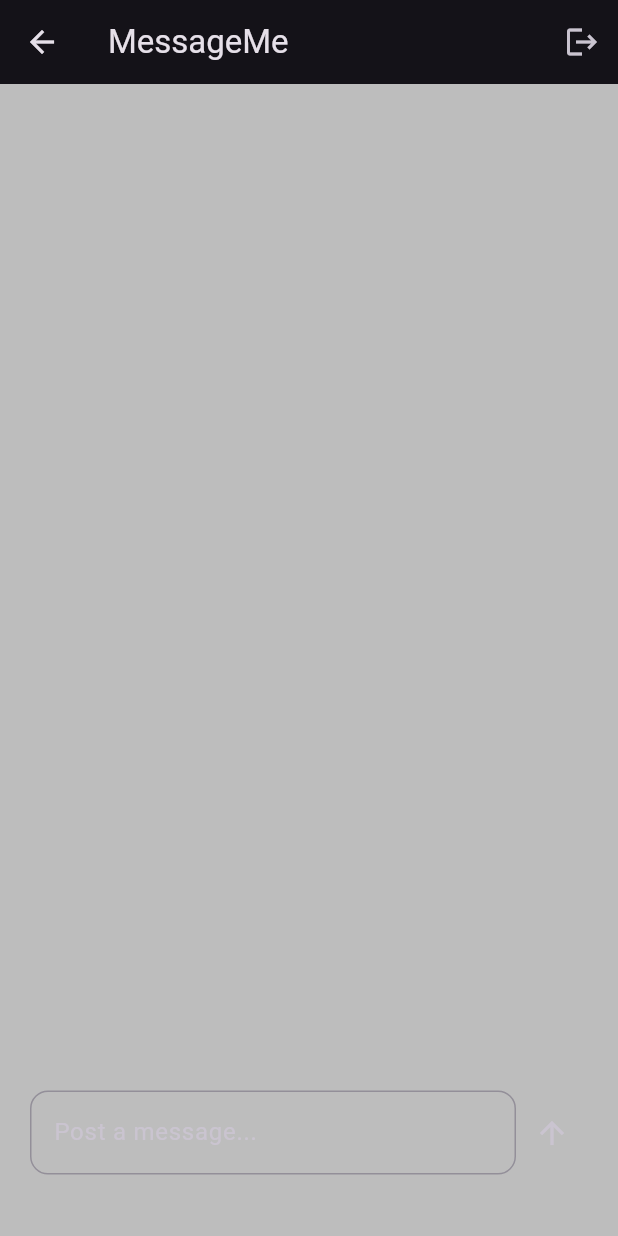
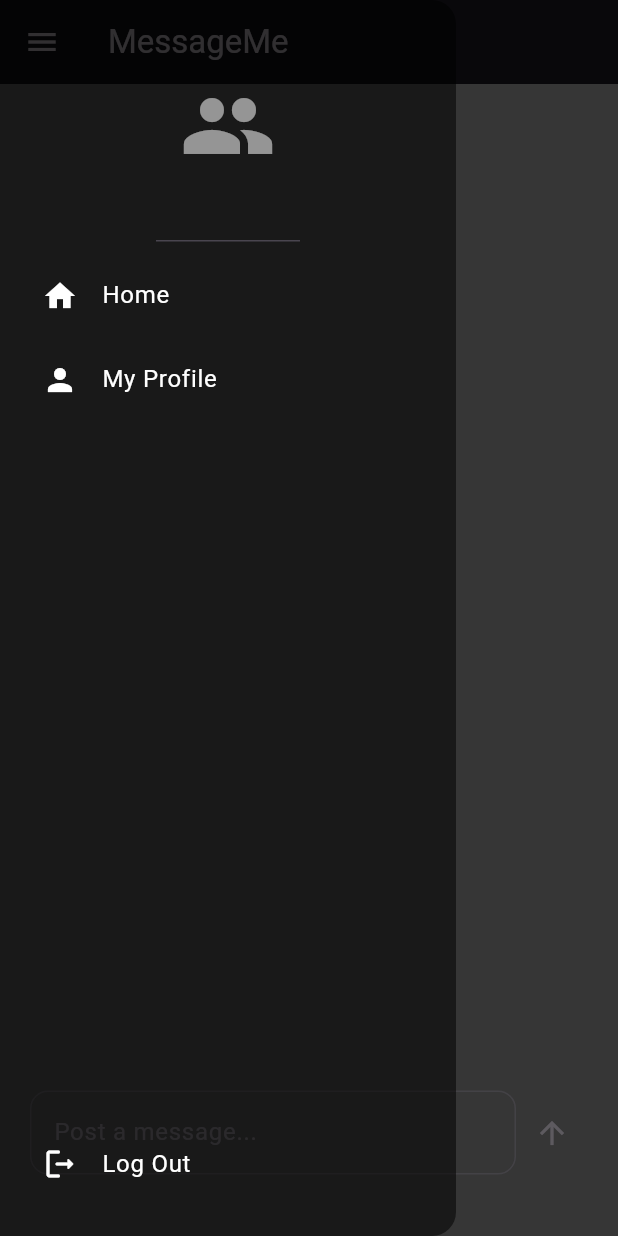
Before and after one commit to dwijvas/finalprojexct, a Flutter app: the HomeScreen screen opened directly, with the side drawer open (before the commit the screen has no drawer), on a phone screen of 412 x 824 dp. Run offline on Flutter 3.47's test engine with Material 3 defaults, Android fonts, the phone set to English and light mode, and no system bars; our stand-ins replace cloud_firestore, firebase_auth, firebase_core; accounts and stored records are empty; network calls fail.

Commit message:
drawer ui created

```diff
--- /dev/null
+++ b/lib/components/drawer.dart
@@ -0,0 +1,48 @@
+import 'package:finalprojexct/components/drawertile.dart';
+import 'package:flutter/material.dart';
+
+class AppDrawer extends StatelessWidget {
+  final void Function()? onTapProfile;
+  final void Function()? onTapLogout;
+  const AppDrawer({super.key, required this.onTapLogout, required this.onTapProfile,});
+
+  @override
+  Widget build(BuildContext context) {
+    return Drawer(
+      backgroundColor: Colors.black54,
+      child: Column(
+        mainAxisAlignment: MainAxisAlignment.spaceBetween,
+        children: [
+          Column( children: [
+            //header
+            DrawerHeader(
+              child: Icon(Icons.group,
+                color: Colors.white54,
+                size: 64,
+              ),
+            ),
+
+            //homepage
+            DrawerTile(
+              icon: Icons.home,
+              text: 'Home',
+              onTap: () => Navigator.pop(context),
+            ),
+
+            //profile
+            DrawerTile(icon: Icons.person, text: 'My Profile', onTap: onTapProfile,),
+
+          ],
+
+          ),
+
+          //logout
+          Padding(
+            padding: const EdgeInsets.only(bottom: 20.0),
+            child: DrawerTile(icon: Icons.logout_rounded, text: 'Log Out', onTap: onTapLogout,),
+          ),
+        ],
+      ),
+    );
+  }
+}
--- /dev/null
+++ b/lib/components/drawertile.dart
@@ -0,0 +1,24 @@
+import 'package:flutter/material.dart';
+
+class DrawerTile extends StatelessWidget {
+  final IconData icon;
+  final String text;
+  final void Function()? onTap;
+  const DrawerTile({super.key, required this.icon, required this.text, required this.onTap});
+
+  @override
+  Widget build(BuildContext context) {
+    return Padding(
+      padding: const EdgeInsets.only(left: 12),
+      child: ListTile(
+        leading: Icon(
+          icon,
+          color: Colors.white,
+        ),
+        onTap: onTap,
+        title: Text(text, style: TextStyle(color: Colors.white),),
+
+      ),
+    );
+  }
+}
--- a/lib/components/textpost.dart
+++ b/lib/components/textpost.dart
@@ -58,7 +58,7 @@ class _TextPostState extends State<TextPost> {
   Widget build(BuildContext context) {
     return Container(
       decoration: BoxDecoration(
-          color: Colors.black,
+          color: Colors.black87,
           borderRadius: BorderRadius.circular(7),
       ),
       margin: EdgeInsets.only(top: 20, left: 20, right: 20),
--- a/lib/screens/HomeScreen.dart
+++ b/lib/screens/HomeScreen.dart
@@ -1,5 +1,7 @@
 import 'package:cloud_firestore/cloud_firestore.dart';
+import 'package:finalprojexct/components/drawer.dart';
 import 'package:finalprojexct/components/textfields.dart';
+import 'package:finalprojexct/screens/ProfileScreen.dart';
 import 'package:firebase_auth/firebase_auth.dart';
 import 'package:flutter/material.dart';
 import 'package:finalprojexct/components/textpost.dart';
@@ -36,17 +38,23 @@ class _HomeScreenState extends State<HomeScreen> {
   //curretn user
   final currentUser = FirebaseAuth.instance.currentUser!;
 
+  //profile page method
+  void openProfile() {
+    Navigator.pop(context);
+    Navigator.push(context, MaterialPageRoute(builder: (context) => const ProfileScreen(),));
+  }
+
   @override
   Widget build(BuildContext context) {
     return Scaffold(
-      backgroundColor: Colors.black26,
+      backgroundColor: Colors.black54,
       appBar: AppBar(
         title: Text("MessageMe"),
-        actions: [
-          //logout
-          IconButton(onPressed: logout, icon: Icon(Icons.logout),
-          )
-        ],
+      ),
+
+      drawer: AppDrawer(
+        onTapLogout: logout,
+        onTapProfile: openProfile,
       ),
       body: Center(
         child: Column(
--- a/lib/screens/LoginScreen.dart
+++ b/lib/screens/LoginScreen.dart
@@ -43,7 +43,7 @@ class _LoginScreenState extends State<LoginScreen> {
     @override
   Widget build(BuildContext context) {
     return Scaffold(
-      backgroundColor: Colors.black26,
+      backgroundColor: Colors.black54,
       body: Center(
         child: Padding(
           padding: const EdgeInsets.all(25.0),
--- a/lib/screens/SignupScreen.dart
+++ b/lib/screens/SignupScreen.dart
@@ -53,7 +53,7 @@ class _SignupScreenState extends State<SignupScreen> {
   @override
   Widget build(BuildContext context) {
     return Scaffold(
-      backgroundColor: Colors.black26,
+      backgroundColor: Colors.black54,
       body: Center(
         child: SingleChildScrollView(
           child: Padding(
```
Also changed, not shown: lib/screens/ProfileScreen.dart (added, +17 -0 lines).
